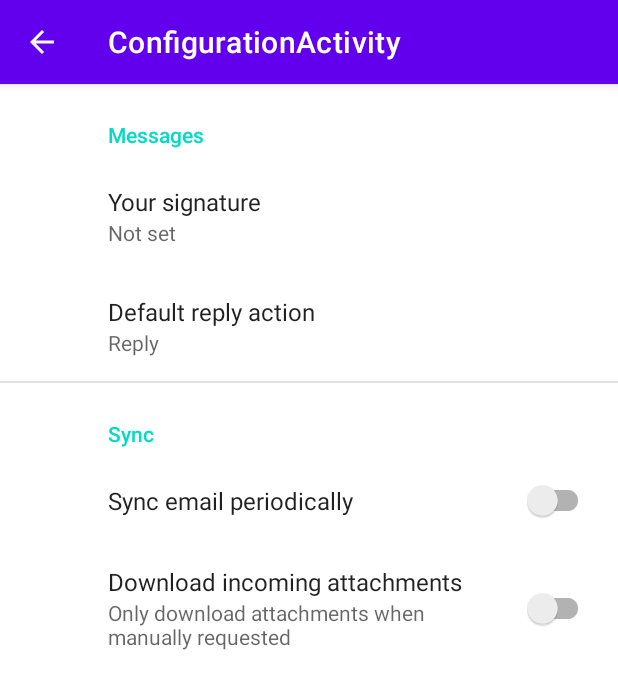
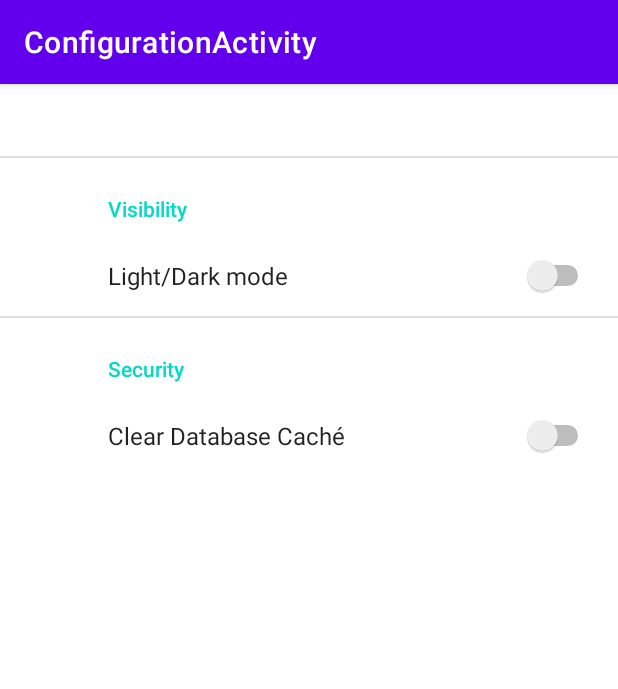
Before and after one commit to alexgimenez02/TFG_2022-2023, an Android app: the ConfigurationActivity screen opened directly, with no data from a screen before it, on a phone screen of 412 x 824 dp. Shown: the top 689 px of the screen. Run offline under Robolectric (Android 15) with nearby library versions, the light colour scheme and no system bars; our stand-ins replace androidx.preference; 5 statements that could not run were skipped.

Commit message:
Added light/dark mode changer and caché clear

```diff
--- a/app/src/main/java/com/example/tfgapp/ConfigurationActivity.java
+++ b/app/src/main/java/com/example/tfgapp/ConfigurationActivity.java
@@ -1,10 +1,20 @@
 package com.example.tfgapp;
 
+import static android.app.UiModeManager.MODE_NIGHT_NO;
+import static android.app.UiModeManager.MODE_NIGHT_YES;
+
+import android.annotation.SuppressLint;
+import android.content.Context;
+import android.content.Intent;
 import android.os.Bundle;
+import android.widget.Toast;
 
-import androidx.appcompat.app.ActionBar;
 import androidx.appcompat.app.AppCompatActivity;
+import androidx.appcompat.app.AppCompatDelegate;
 import androidx.preference.PreferenceFragmentCompat;
+import androidx.preference.SwitchPreference;
+
+import com.example.tfgapp.HelperClasses.DatabaseManager;
 
 public class ConfigurationActivity extends AppCompatActivity {
 
@@ -18,16 +28,44 @@ public class ConfigurationActivity extends AppCompatActivity {
                     .replace(R.id.settings, new SettingsFragment())
                     .commit();
         }
-        ActionBar actionBar = getSupportActionBar();
-        if (actionBar != null) {
-            actionBar.setDisplayHomeAsUpEnabled(true);
-        }
+        SettingsFragment.c = ConfigurationActivity.this;
     }
 
     public static class SettingsFragment extends PreferenceFragmentCompat {
+
+        private boolean isLightMode;
+        private DatabaseManager dbManager;
+        @SuppressLint("StaticFieldLeak")
+        private static Context c;
+        @SuppressLint("WrongConstant")
         @Override
         public void onCreatePreferences(Bundle savedInstanceState, String rootKey) {
             setPreferencesFromResource(R.xml.root_preferences, rootKey);
+            dbManager = new DatabaseManager(getResources().getString(R.string.FirebaseURL));
+            isLightMode = false;
+            SwitchPreference darkLightPreference = getPreferenceManager().findPreference("lightDark");
+            SwitchPreference clearDatabaseCachePreference = getPreferenceManager().findPreference("cache");
+
+            assert clearDatabaseCachePreference != null;
+            clearDatabaseCachePreference.setOnPreferenceClickListener(preference -> {
+                dbManager.clearDatabase();
+                Toast.makeText(c, "Database caché cleared!", Toast.LENGTH_LONG).show();
+                try{
+                    Intent intent = new Intent(c, LoadActivity.class);
+                    startActivity(intent);
+                    return true;
+                }catch(Exception ignored){
+                    return false;
+                }
+            });
+
+            assert darkLightPreference != null;
+            darkLightPreference.setOnPreferenceChangeListener((preference, newValue) -> {
+                isLightMode = !isLightMode;
+                int mode = isLightMode ? MODE_NIGHT_NO : MODE_NIGHT_YES;
+                AppCompatDelegate.setDefaultNightMode(mode);
+                return isLightMode;
+            });
         }
     }
 }
--- a/app/src/main/res/xml/root_preferences.xml
+++ b/app/src/main/res/xml/root_preferences.xml
@@ -1,34 +1,22 @@
-<PreferenceScreen xmlns:app="http://schemas.android.com/apk/res-auto">
+<PreferenceScreen xmlns:android="http://schemas.android.com/apk/res/android"
+    xmlns:app="http://schemas.android.com/apk/res-auto">
 
-    <PreferenceCategory app:title="@string/messages_header">
+    <PreferenceCategory>
+        <ListPreference>
 
-        <EditTextPreference
-            app:key="signature"
-            app:title="@string/signature_title"
-            app:useSimpleSummaryProvider="true" />
+        </ListPreference>
+    </PreferenceCategory>
 
-        <ListPreference
-            app:defaultValue="reply"
-            app:entries="@array/reply_entries"
-            app:entryValues="@array/reply_values"
-            app:key="reply"
-            app:title="@string/reply_title"
-            app:useSimpleSummaryProvider="true" />
+    <PreferenceCategory app:title="Visibility">
+        <SwitchPreference app:title="Light/Dark mode" app:key="lightDark">
+        </SwitchPreference>
 
     </PreferenceCategory>
 
-    <PreferenceCategory app:title="@string/sync_header">
+    <PreferenceCategory app:title="Security">
 
-        <SwitchPreferenceCompat
-            app:key="sync"
-            app:title="@string/sync_title" />
-
-        <SwitchPreferenceCompat
-            app:dependency="sync"
-            app:key="attachment"
-            app:summaryOff="@string/attachment_summary_off"
-            app:summaryOn="@string/attachment_summary_on"
-            app:title="@string/attachment_title" />
+        <SwitchPreference app:title="Clear Database Caché" app:key="cache">
+        </SwitchPreference>
 
     </PreferenceCategory>
 
```
Also changed, not shown: app/src/main/java/com/example/tfgapp/HelperClasses/DatabaseManager.java (+3 -15 lines), app/src/main/java/com/example/tfgapp/QueryActivity.java (+8 -9 lines), app/src/main/res/layout-w1240dp/activity_query.xml (deleted, +0 -69 lines), app/src/main/res/layout-w936dp/activity_query.xml (deleted, +0 -76 lines), app/src/main/res/layout/activity_query.xml (+16 -60 lines), app/src/main/res/layout/activity_query2.xml (deleted, +0 -25 lines).
